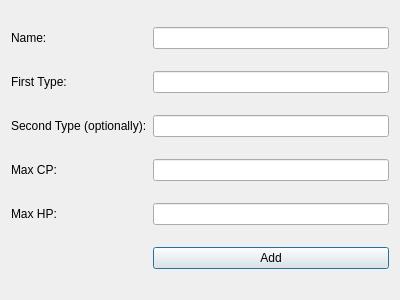
ducklingsam/dsba-itop2022-hw, file addwindow.ui: the form before one commit.
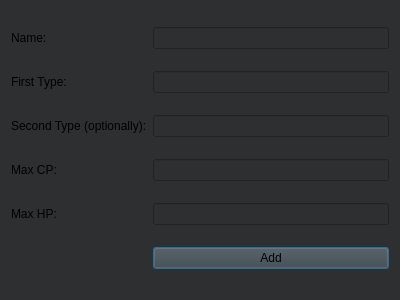
The form after the commit.

```diff
--- a/addwindow.ui
+++ b/addwindow.ui
@@ -10,6 +10,313 @@
     <height>300</height>
    </rect>
   </property>
+  <property name="palette">
+   <palette>
+    <active>
+     <colorrole role="Button">
+      <brush brushstyle="SolidPattern">
+       <color alpha="255">
+        <red>0</red>
+        <green>0</green>
+        <blue>0</blue>
+       </color>
+      </brush>
+     </colorrole>
+     <colorrole role="Light">
+      <brush brushstyle="SolidPattern">
+       <color alpha="255">
+        <red>0</red>
+        <green>0</green>
+        <blue>0</blue>
+       </color>
+      </brush>
+     </colorrole>
+     <colorrole role="Midlight">
+      <brush brushstyle="SolidPattern">
+       <color alpha="255">
+        <red>0</red>
+        <green>0</green>
+        <blue>0</blue>
+       </color>
+      </brush>
+     </colorrole>
+     <colorrole role="Dark">
+      <brush brushstyle="SolidPattern">
+       <color alpha="255">
+        <red>0</red>
+        <green>0</green>
+        <blue>0</blue>
+       </color>
+      </brush>
+     </colorrole>
+     <colorrole role="Mid">
+      <brush brushstyle="SolidPattern">
+       <color alpha="255">
+        <red>0</red>
+        <green>0</green>
+        <blue>0</blue>
+       </color>
+      </brush>
+     </colorrole>
+     <colorrole role="BrightText">
+      <brush brushstyle="SolidPattern">
+       <color alpha="255">
+        <red>0</red>
+        <green>0</green>
+        <blue>0</blue>
+       </color>
+      </brush>
+     </colorrole>
+     <colorrole role="Base">
+      <brush brushstyle="SolidPattern">
+       <color alpha="255">
+        <red>0</red>
+        <green>0</green>
+        <blue>0</blue>
+       </color>
+      </brush>
+     </colorrole>
+     <colorrole role="Window">
+      <brush brushstyle="SolidPattern">
+       <color alpha="255">
+        <red>0</red>
+        <green>0</green>
+        <blue>0</blue>
+       </color>
+      </brush>
+     </colorrole>
+     <colorrole role="AlternateBase">
+      <brush brushstyle="SolidPattern">
+       <color alpha="255">
+        <red>7</red>
+        <green>7</green>
+        <blue>7</blue>
+       </color>
+      </brush>
+     </colorrole>
+     <colorrole role="ToolTipBase">
+      <brush brushstyle="SolidPattern">
+       <color alpha="255">
+        <red>0</red>
+        <green>0</green>
+        <blue>0</blue>
+       </color>
+      </brush>
+     </colorrole>
+     <colorrole role="PlaceholderText">
+      <brush brushstyle="SolidPattern">
+       <color alpha="255">
+        <red>0</red>
+        <green>0</green>
+        <blue>0</blue>
+       </color>
+      </brush>
+     </colorrole>
+    </active>
+    <inactive>
+     <colorrole role="Button">
+      <brush brushstyle="SolidPattern">
+       <color alpha="255">
+        <red>64</red>
+        <green>65</green>
+        <blue>66</blue>
+       </color>
+      </brush>
+     </colorrole>
+     <colorrole role="Light">
+      <brush brushstyle="SolidPattern">
+       <color alpha="255">
+        <red>55</red>
+        <green>55</green>
+        <blue>55</blue>
+       </color>
+      </brush>
+     </colorrole>
+     <colorrole role="Midlight">
+      <brush brushstyle="SolidPattern">
+       <color alpha="255">
+        <red>52</red>
+        <green>52</green>
+        <blue>52</blue>
+       </color>
+      </brush>
+     </colorrole>
+     <colorrole role="Dark">
+      <brush brushstyle="SolidPattern">
+       <color alpha="255">
+        <red>64</red>
+        <green>65</green>
+        <blue>66</blue>
+       </color>
+      </brush>
+     </colorrole>
+     <colorrole role="Mid">
+      <brush brushstyle="SolidPattern">
+       <color alpha="255">
+        <red>160</red>
+        <green>160</green>
+        <blue>160</blue>
+       </color>
+      </brush>
+     </colorrole>
+     <colorrole role="BrightText">
+      <brush brushstyle="SolidPattern">
+       <color alpha="255">
+        <red>255</red>
+        <green>51</green>
+        <blue>51</blue>
+       </color>
+      </brush>
+     </colorrole>
+     <colorrole role="Base">
+      <brush brushstyle="SolidPattern">
+       <color alpha="255">
+        <red>46</red>
+        <green>47</green>
+        <blue>48</blue>
+       </color>
+      </brush>
+     </colorrole>
+     <colorrole role="Window">
+      <brush brushstyle="SolidPattern">
+       <color alpha="255">
+        <red>46</red>
+        <green>47</green>
+        <blue>48</blue>
+       </color>
+      </brush>
+     </colorrole>
+     <colorrole role="AlternateBase">
+      <brush brushstyle="SolidPattern">
+       <color alpha="255">
+        <red>53</red>
+        <green>54</green>
+        <blue>55</blue>
+       </color>
+      </brush>
+     </colorrole>
+     <colorrole role="ToolTipBase">
+      <brush brushstyle="SolidPattern">
+       <color alpha="255">
+        <red>64</red>
+        <green>65</green>
+        <blue>66</blue>
+       </color>
+      </brush>
+     </colorrole>
+     <colorrole role="PlaceholderText">
+      <brush brushstyle="SolidPattern">
+       <color alpha="255">
+        <red>127</red>
+        <green>127</green>
+        <blue>128</blue>
+       </color>
+      </brush>
+     </colorrole>
+    </inactive>
+    <disabled>
+     <colorrole role="Button">
+      <brush brushstyle="SolidPattern">
+       <color alpha="255">
+        <red>0</red>
+        <green>0</green>
+        <blue>0</blue>
+       </color>
+      </brush>
+     </colorrole>
+     <colorrole role="Light">
+      <brush brushstyle="SolidPattern">
+       <color alpha="255">
+        <red>0</red>
+        <green>0</green>
+        <blue>0</blue>
+       </color>
+      </brush>
+     </colorrole>
+     <colorrole role="Midlight">
+      <brush brushstyle="SolidPattern">
+       <color alpha="255">
+        <red>0</red>
+        <green>0</green>
+        <blue>0</blue>
+       </color>
+      </brush>
+     </colorrole>
+     <colorrole role="Dark">
+      <brush brushstyle="SolidPattern">
+       <color alpha="255">
+        <red>0</red>
+        <green>0</green>
+        <blue>0</blue>
+       </color>
+      </brush>
+     </colorrole>
+     <colorrole role="Mid">
+      <brush brushstyle="SolidPattern">
+       <color alpha="255">
+        <red>0</red>
+        <green>0</green>
+        <blue>0</blue>
+       </color>
+      </brush>
+     </colorrole>
+     <colorrole role="BrightText">
+      <brush brushstyle="SolidPattern">
+       <color alpha="255">
+        <red>0</red>
+        <green>0</green>
+        <blue>0</blue>
+       </color>
+      </brush>
+     </colorrole>
+     <colorrole role="Base">
+      <brush brushstyle="SolidPattern">
+       <color alpha="255">
+        <red>0</red>
+        <green>0</green>
+        <blue>0</blue>
+       </color>
+      </brush>
+     </colorrole>
+     <colorrole role="Window">
+      <brush brushstyle="SolidPattern">
+       <color alpha="255">
+        <red>0</red>
+        <green>0</green>
+        <blue>0</blue>
+       </color>
+      </brush>
+     </colorrole>
+     <colorrole role="AlternateBase">
+      <brush brushstyle="SolidPattern">
+       <color alpha="255">
+        <red>53</red>
+        <green>54</green>
+        <blue>55</blue>
+       </color>
+      </brush>
+     </colorrole>
+     <colorrole role="ToolTipBase">
+      <brush brushstyle="SolidPattern">
+       <color alpha="255">
+        <red>64</red>
+        <green>65</green>
+        <blue>66</blue>
+       </color>
+      </brush>
+     </colorrole>
+     <colorrole role="PlaceholderText">
+      <brush brushstyle="SolidPattern">
+       <color alpha="255">
+        <red>127</red>
+        <green>127</green>
+        <blue>128</blue>
+       </color>
+      </brush>
+     </colorrole>
+    </disabled>
+   </palette>
+  </property>
   <property name="windowTitle">
    <string>Add New Pokemon</string>
   </property>
```
